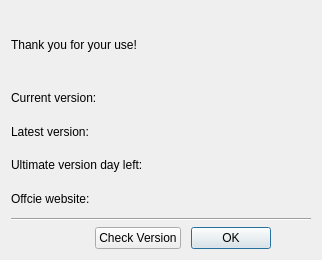
The window that woterm/qwoaboutdialog.ui (aoyiduo/woterm) describes before a commit, drawn with Qt 5.
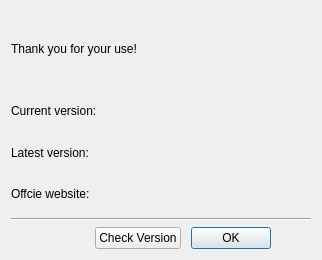
The same window after the commit.

Diff of the .ui file:
```diff
--- a/woterm/qwoaboutdialog.ui
+++ b/woterm/qwoaboutdialog.ui
@@ -124,54 +124,6 @@
      </item>
     </layout>
    </item>
-   <item>
-    <widget class="QWidget" name="ultimateLeft" native="true">
-     <layout class="QHBoxLayout" name="horizontalLayout_7">
-      <property name="spacing">
-       <number>6</number>
-      </property>
-      <property name="leftMargin">
-       <number>0</number>
-      </property>
-      <property name="topMargin">
-       <number>0</number>
-      </property>
-      <property name="rightMargin">
-       <number>0</number>
-      </property>
-      <property name="bottomMargin">
-       <number>0</number>
-      </property>
-      <item>
-       <widget class="QLabel" name="label_5">
-        <property name="text">
-         <string>Ultimate version day left:</string>
-        </property>
-       </widget>
-      </item>
-      <item>
-       <widget class="QLabel" name="dayLeft">
-        <property name="text">
-         <string/>
-        </property>
-       </widget>
-      </item>
-      <item>
-       <spacer name="horizontalSpacer_3">
-        <property name="orientation">
-         <enum>Qt::Horizontal</enum>
-        </property>
-        <property name="sizeHint" stdset="0">
-         <size>
-          <width>40</width>
-          <height>20</height>
-         </size>
-        </property>
-       </spacer>
-      </item>
-     </layout>
-    </widget>
-   </item>
    <item>
     <layout class="QHBoxLayout" name="horizontalLayout_4">
      <item>
```
